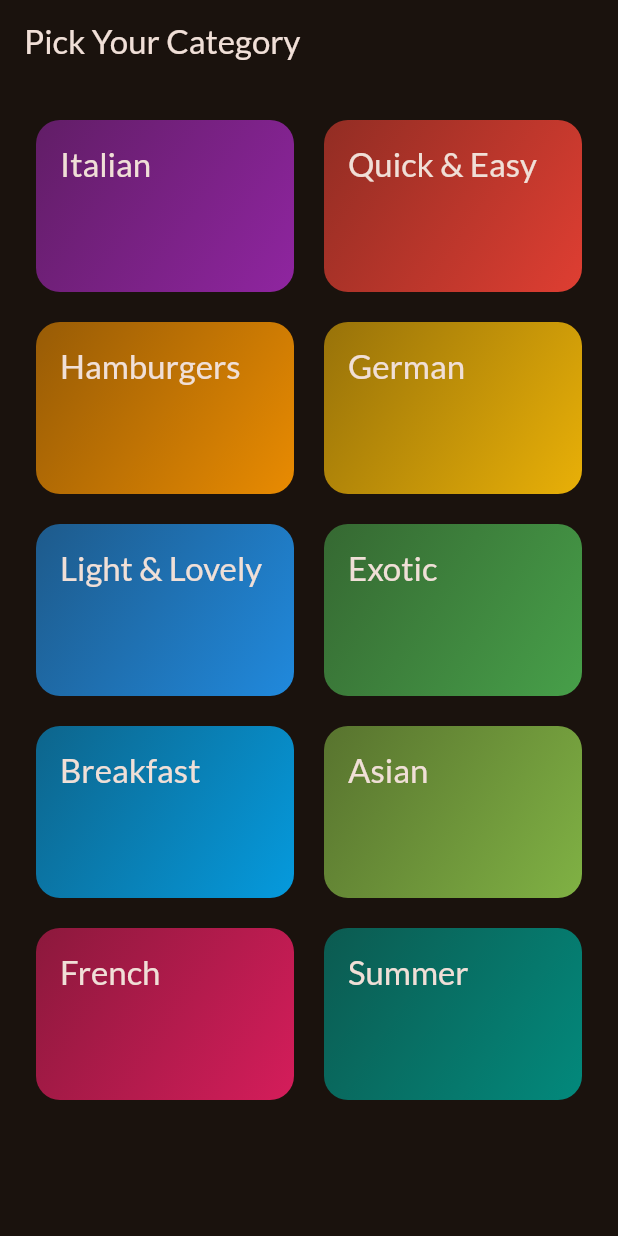
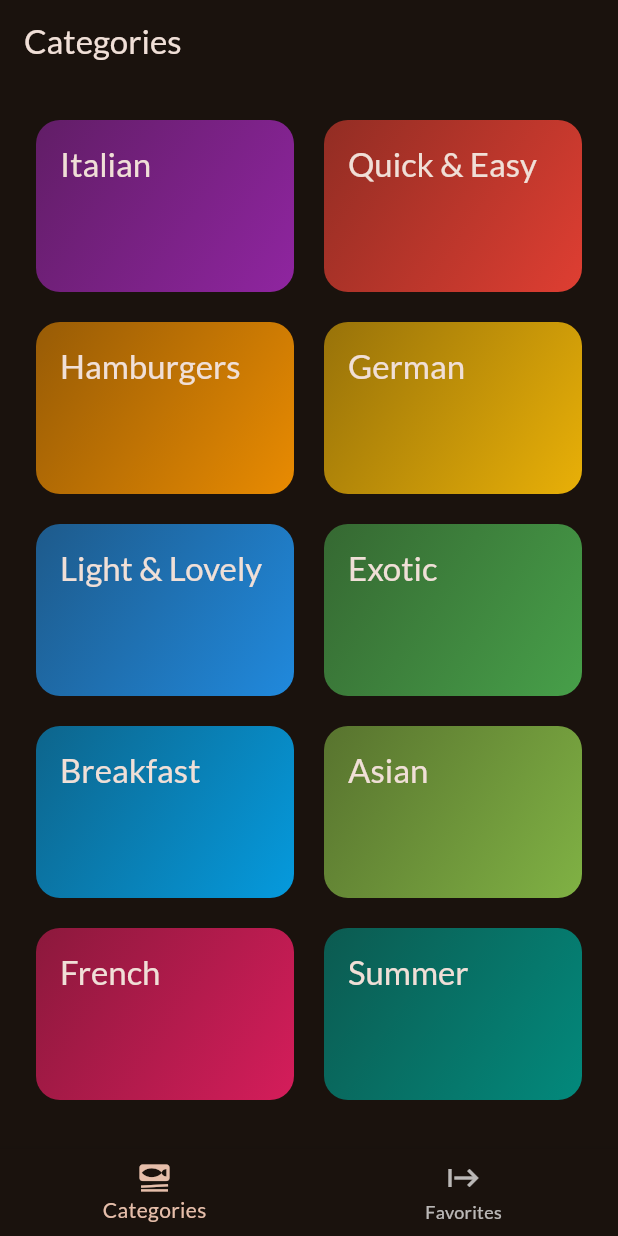
Before and after one commit to TienPhuc02/chapter-8-flutter-academind, a Flutter app: the screen it shows after launch, on a phone screen of 412 x 824 dp. Run offline on Flutter 3.47's test engine with Material 3 defaults, Android fonts, the phone set to English and light mode, and no system bars; our stand-ins replace google_fonts, transparent_image.

Commit message:
adding tab based navigation

```diff
--- a/lib/main.dart
+++ b/lib/main.dart
@@ -2,6 +2,7 @@ import 'package:flutter/material.dart';
 import 'package:flutter_chapter_8/data/dummy_data.dart';
 import 'package:flutter_chapter_8/screens/categories.dart';
 import 'package:flutter_chapter_8/screens/meals.dart';
+import 'package:flutter_chapter_8/screens/tabs.dart';
 import 'package:google_fonts/google_fonts.dart';
 
 final theme = ThemeData(
@@ -24,7 +25,7 @@ class App extends StatelessWidget {
   Widget build(BuildContext context) {
     return MaterialApp(
       theme: theme,
-      home: const CategoriesScreen(),
+      home: const tabsScreen(),
     );
   }
 }
--- a/lib/screens/categories.dart
+++ b/lib/screens/categories.dart
@@ -27,11 +27,7 @@ class CategoriesScreen extends StatelessWidget {
 
   @override
   Widget build(BuildContext context) {
-    return Scaffold(
-      appBar: AppBar(
-        title: const Text("Pick Your Category"),
-      ),
-      body: GridView(
+    return GridView(
       padding: const EdgeInsets.all(24),
       gridDelegate: const SliverGridDelegateWithFixedCrossAxisCount(
         crossAxisCount: 2,
@@ -48,7 +44,6 @@ class CategoriesScreen extends StatelessWidget {
             },
           )
       ],
-      ),
     );
   }
 }
--- /dev/null
+++ b/lib/screens/tabs.dart
@@ -0,0 +1,44 @@
+import "package:flutter/material.dart";
+import "package:flutter_chapter_8/screens/categories.dart";
+import "package:flutter_chapter_8/screens/meals.dart";
+
+class tabsScreen extends StatefulWidget {
+  const tabsScreen({super.key});
+
+  @override
+  State<tabsScreen> createState() => _tabsScreen();
+}
+
+class _tabsScreen extends State<tabsScreen> {
+  int _selectedPageIndex = 0;
+  void _selectPage(int index) {
+    setState(() {
+      _selectedPageIndex = index;
+    });
+  }
+
+  @override
+  Widget build(BuildContext context) {
+    Widget activePage = const CategoriesScreen();
+    var activePageTitle = "Categories";
+    if (_selectedPageIndex == 1) {
+      activePage = const MealsScreen(meals: []);
+      activePageTitle = "Your Favorite";
+    }
+    return Scaffold(
+      appBar: AppBar(
+        title: Text(activePageTitle),
+      ),
+      body: activePage,
+      bottomNavigationBar: BottomNavigationBar(
+        onTap: _selectPage,
+        currentIndex: _selectedPageIndex,
+        items: const [
+          BottomNavigationBarItem(
+              icon: Icon(Icons.set_meal), label: "Categories"),
+          BottomNavigationBarItem(icon: Icon(Icons.start), label: "Favorites"),
+        ],
+      ),
+    );
+  }
+}
```
Also changed, not shown: lib/screens/meals.dart (+7 -11 lines). Lines whose indentation alone changed are shown as unchanged.
